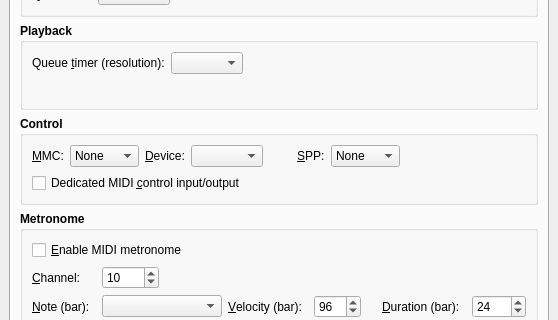
Before: the Qt Designer form src/qtractorOptionsForm.ui in rncbc/qtractor, drawn with Qt 5; both pictures show x 0 to 558 and y 118 to 438 of the 558 by 551 pixel window.
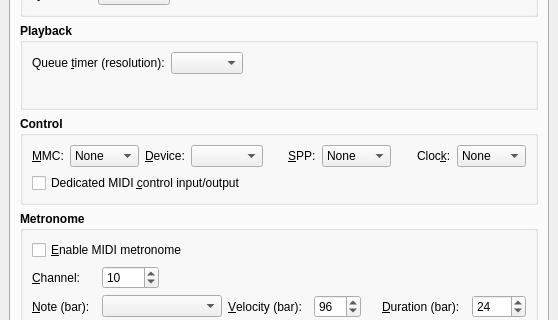
After: the same form once the commit is applied. The open tabs and pages were chosen to show the change. Icons and pictures are not drawn.

Commit message: - MIDI Clock support makes its first appearence. (TESTING)

```diff
--- a/src/qtractorOptionsForm.ui
+++ b/src/qtractorOptionsForm.ui
@@ -1042,12 +1042,61 @@
             </property>
             <property name="sizeHint" >
              <size>
-              <width>120</width>
+              <width>20</width>
               <height>20</height>
              </size>
             </property>
            </spacer>
           </item>
+          <item row="0" column="8" >
+           <widget class="QLabel" name="MidiClockModeTextLabel" >
+            <property name="font" >
+             <font>
+              <weight>50</weight>
+              <bold>false</bold>
+             </font>
+            </property>
+            <property name="text" >
+             <string>Cloc&amp;k:</string>
+            </property>
+            <property name="buddy" >
+             <cstring>MidiClockModeComboBox</cstring>
+            </property>
+           </widget>
+          </item>
+          <item row="0" column="9" >
+           <widget class="QComboBox" name="MidiClockModeComboBox" >
+            <property name="font" >
+             <font>
+              <weight>50</weight>
+              <bold>false</bold>
+             </font>
+            </property>
+            <property name="toolTip" >
+             <string>MIDI Clock control mode</string>
+            </property>
+            <item>
+             <property name="text" >
+              <string>None</string>
+             </property>
+            </item>
+            <item>
+             <property name="text" >
+              <string>Input</string>
+             </property>
+            </item>
+            <item>
+             <property name="text" >
+              <string>Output</string>
+             </property>
+            </item>
+            <item>
+             <property name="text" >
+              <string>Duplex</string>
+             </property>
+            </item>
+           </widget>
+          </item>
           <item row="1" column="0" colspan="4" >
            <widget class="QCheckBox" name="MidiControlBusCheckBox" >
             <property name="font" >
@@ -1067,7 +1116,7 @@
             </property>
            </widget>
           </item>
-          <item row="2" column="0" colspan="8" >
+          <item row="2" column="0" colspan="10" >
            <spacer>
             <property name="orientation" >
              <enum>Qt::Vertical</enum>
```
Left out of the diff: 1 changed line with no effect on the pictures. The commit also changes 9 other files.
